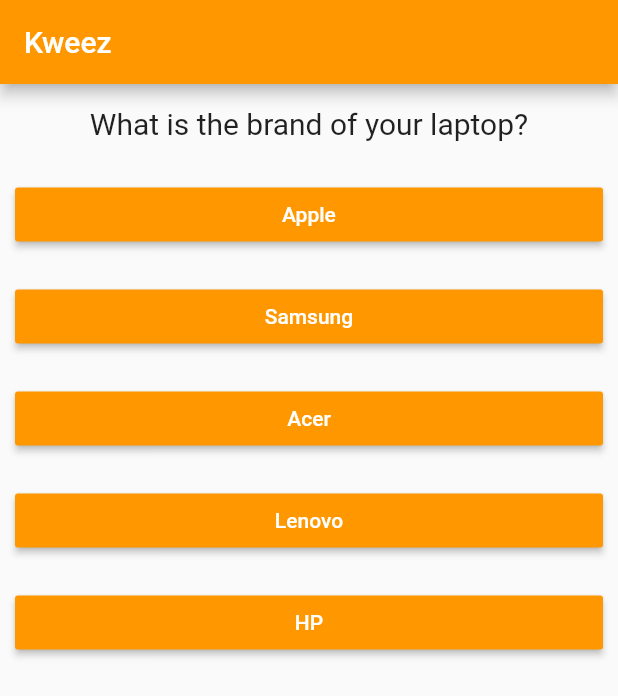
After one commit to callmeBoris/Kweez, a Flutter app: the screen it shows after launch, on a phone screen of 412 x 824 dp. The commit adds this screen. Shown: the top 696 px of the screen. Run offline on Flutter 3.47's test engine with Material 2 defaults, Android fonts, the phone set to English and light mode, and no system bars.

Commit message:
splitted into multiple widgets

```diff
--- /dev/null
+++ b/lib/kweez.dart
@@ -0,0 +1,28 @@
+import 'package:flutter/material.dart';
+
+import './question.dart';
+import './answer.dart';
+
+class Kweez extends StatelessWidget {
+  final List<Map<String, Object>> questions;
+  final Function answerHandler;
+  final int questionIndex;
+
+  Kweez(
+      {@required this.questions,
+      @required this.questionIndex,
+      @required this.answerHandler});
+
+  @override
+  Widget build(BuildContext context) {
+    return Column(
+      children: <Widget>[
+        Question(this.questions[this.questionIndex]['questionText']),
+        ...(this.questions[this.questionIndex]['answers'] as List<String>)
+            .map((answer) {
+          return Answer(this.answerHandler, answer);
+        })
+      ],
+    );
+  }
+}
--- a/lib/main.dart
+++ b/lib/main.dart
@@ -1,7 +1,7 @@
 import 'package:flutter/material.dart';
 
-import './question.dart';
-import './answer.dart';
+import './kweez.dart';
+import './result.dart';
 
 void main() => runApp(MyApp());
 
@@ -42,20 +42,12 @@ class _MyAppState extends State<MyApp> {
             backgroundColor: Colors.orange,
           ),
           body: this._questionIndex < this._questions.length
-              ? Column(
-                  children: <Widget>[
-                    Question(
-                        this._questions[this._questionIndex]['questionText']),
-                    ...(this._questions[this._questionIndex]['answers']
-                            as List<String>)
-                        .map((answer) {
-                      return Answer(this._answerHandler, answer);
-                    })
-                  ],
+              ? Kweez(
+                  questions: _questions,
+                  questionIndex: _questionIndex,
+                  answerHandler: _answerHandler,
                 )
-              : Center(
-                  child: Text('Awesome', style: TextStyle(fontSize: 20, color: Colors.orange)),
-                )),
+              : Result()),
     );
   }
 }
```
Also changed, not shown: lib/result.dart (added, +11 -0 lines).
